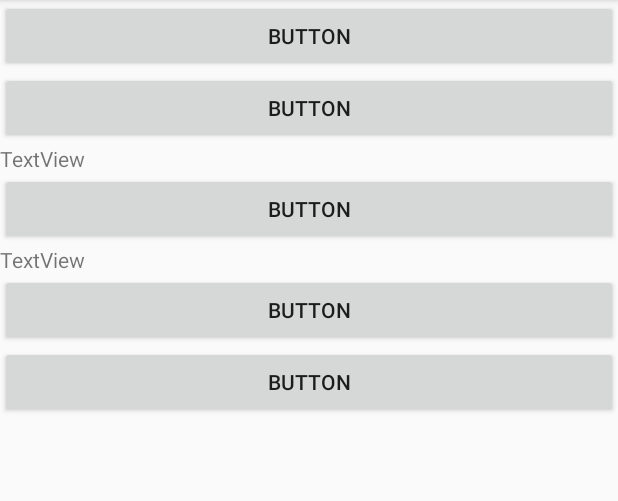
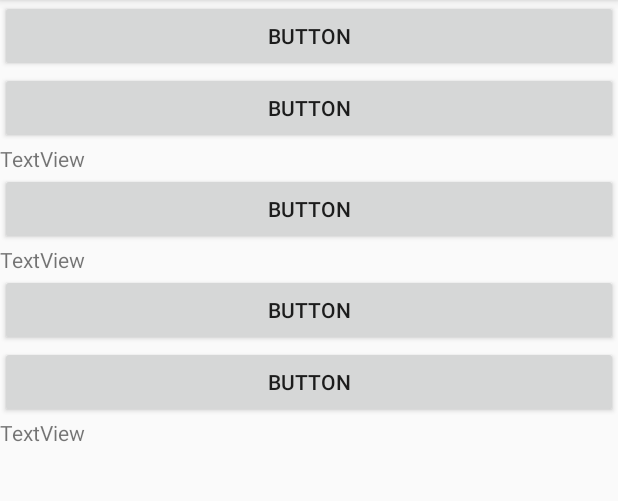
Before and after one commit to Shaojung/YVTC070506, an Android app: the screen it shows after launch (MainActivity), on a phone screen of 412 x 824 dp, the part 84-585 px from its top. Run offline under Robolectric (Android 15) with nearby library versions, the phone set to English and light mode, and no system bars.

```diff
--- a/app/src/main/res/layout/activity_main.xml
+++ b/app/src/main/res/layout/activity_main.xml
@@ -53,4 +53,10 @@
         android:layout_height="wrap_content"
         android:onClick="click5"
         android:text="Button" />
+
+    <TextView
+        android:id="@+id/textView3"
+        android:layout_width="match_parent"
+        android:layout_height="wrap_content"
+        android:text="TextView" />
 </LinearLayout>
```
Also changed, not shown: app/src/main/java/com/example/yvtc/yvtc070506/MainActivity.java (+13 -3 lines).
